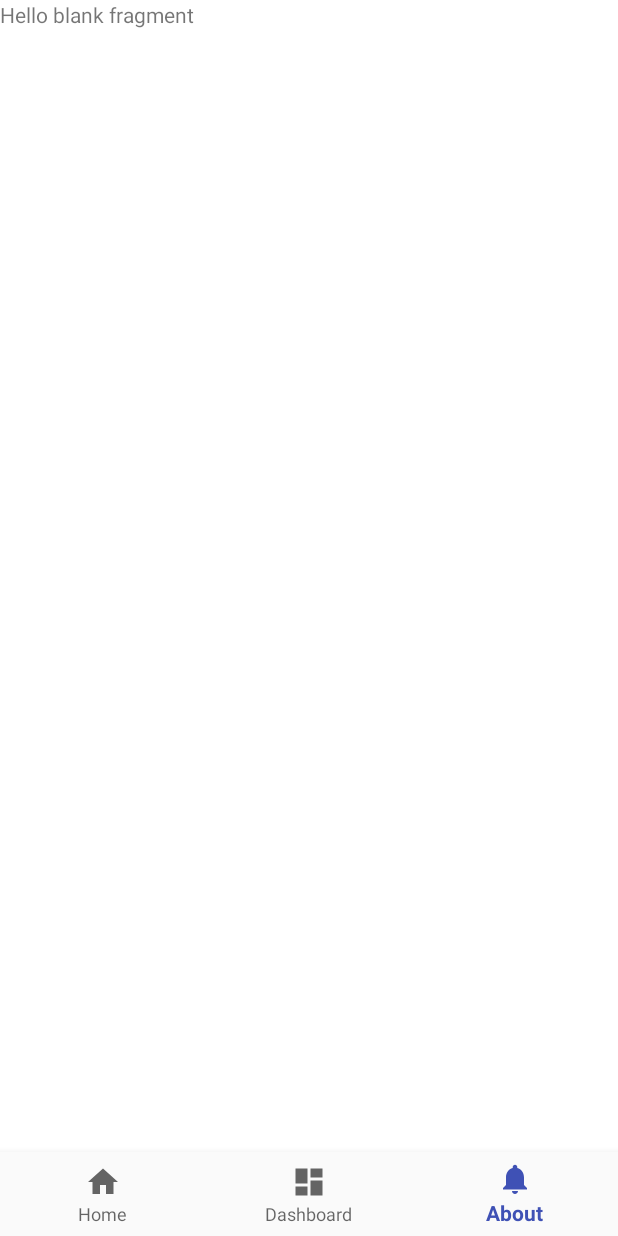
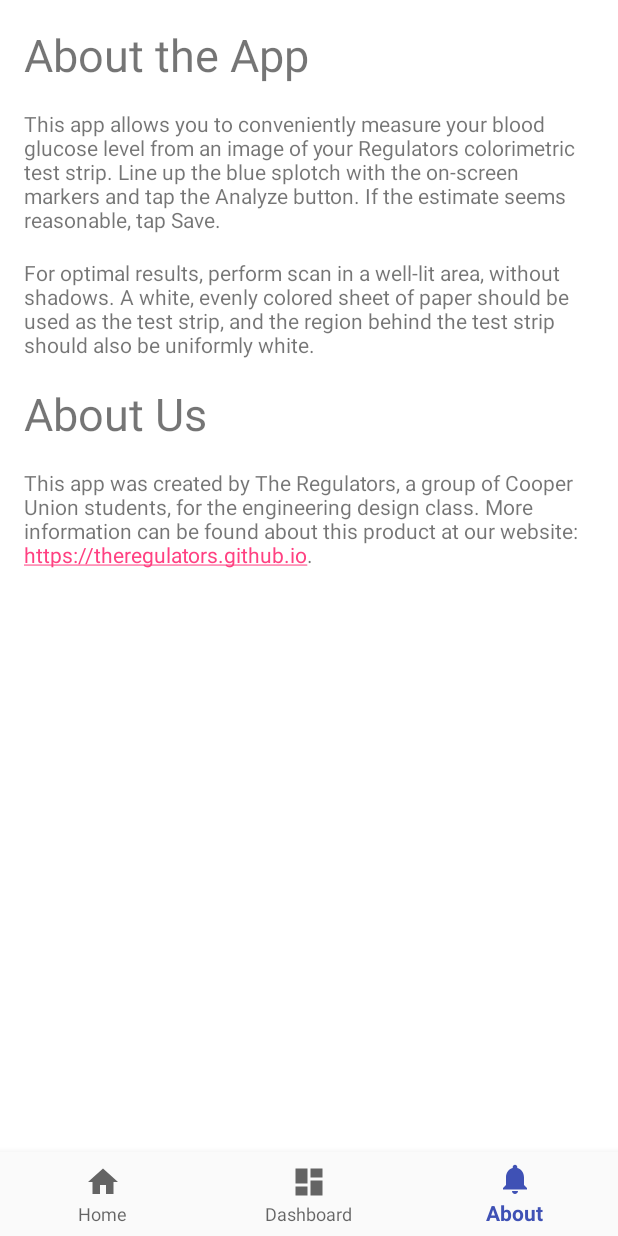
Before and after one commit to theregulators/regulators-android, an Android app: the screen it shows after launch (MainActivity), item 3 of the bottom bar chosen, on a phone screen of 412 x 824 dp. Run offline under Robolectric (Android 15) with nearby library versions, the phone set to English and light mode, and no system bars.

Commit message:
added about page

```diff
--- a/app/src/main/java/io/github/theregulators/theregulators/ScanFragment.java
+++ b/app/src/main/java/io/github/theregulators/theregulators/ScanFragment.java
@@ -77,6 +77,8 @@ public class ScanFragment extends Fragment {
   @Override
   public View onCreateView(LayoutInflater inflater, ViewGroup container,
                            Bundle savedInstanceState) {
+    // look at: https://stackoverflow.com/questions/13305861/fool-proof-way-to-handle-fragment-on-orientation-change
+
     final View view = inflater.inflate(R.layout.fragment_scan, container, false);
 
     view.setBackgroundColor(Color.WHITE);
--- a/app/src/main/res/layout/fragment_about.xml
+++ b/app/src/main/res/layout/fragment_about.xml
@@ -1,14 +1,96 @@
 <?xml version="1.0" encoding="utf-8"?>
 <FrameLayout xmlns:android="http://schemas.android.com/apk/res/android"
+    xmlns:app="http://schemas.android.com/apk/res-auto"
     xmlns:tools="http://schemas.android.com/tools"
     android:layout_width="match_parent"
     android:layout_height="match_parent"
     tools:context=".AboutFragment">
 
     <!-- TODO: Update blank fragment layout -->
-    <TextView
+    <android.support.constraint.ConstraintLayout
         android:layout_width="match_parent"
-        android:layout_height="match_parent"
-        android:text="@string/hello_blank_fragment" />
+        android:layout_height="match_parent">
+
+        <ScrollView
+            android:layout_width="0dp"
+            android:layout_height="0dp"
+            android:layout_marginBottom="8dp"
+            android:layout_marginEnd="8dp"
+            android:layout_marginStart="8dp"
+            android:layout_marginTop="8dp"
+            app:layout_constraintBottom_toBottomOf="parent"
+            app:layout_constraintEnd_toEndOf="parent"
+            app:layout_constraintStart_toStartOf="parent"
+            app:layout_constraintTop_toTopOf="parent">
+
+            <LinearLayout
+                android:layout_width="match_parent"
+                android:layout_height="wrap_content"
+                android:orientation="vertical">
+
+                <TextView
+                    android:id="@+id/textView3"
+                    android:layout_width="match_parent"
+                    android:layout_height="wrap_content"
+                    android:layout_marginBottom="8dp"
+                    android:layout_marginEnd="8dp"
+                    android:layout_marginStart="8dp"
+                    android:layout_marginTop="8dp"
+                    android:autoLink="web"
+                    android:text="@string/about_title"
+                    android:textSize="30sp" />
+
+                <TextView
+                    android:layout_width="match_parent"
+                    android:layout_height="wrap_content"
+                    android:layout_marginBottom="8dp"
+                    android:layout_marginEnd="8dp"
+                    android:layout_marginStart="8dp"
+                    android:layout_marginTop="8dp"
+                    android:text="@string/about_text"
+                    android:maxLines="1000"
+                    android:singleLine="false"
+                    app:layout_constraintBottom_toBottomOf="parent"
+                    app:layout_constraintEnd_toEndOf="parent"
+                    app:layout_constraintHorizontal_bias="0.0"
+                    app:layout_constraintStart_toStartOf="parent"
+                    app:layout_constraintTop_toTopOf="parent"
+                    app:layout_constraintVertical_bias="0.747" />
+
+                <TextView
+                    android:layout_marginBottom="8dp"
+                    android:layout_marginEnd="8dp"
+                    android:layout_marginStart="8dp"
+                    android:layout_marginTop="8dp"
+                    android:id="@+id/textView"
+                    android:layout_width="match_parent"
+                    android:layout_height="wrap_content"
+                    android:text="@string/about_text_2" />
+
+                <TextView
+                    android:id="@+id/textView3"
+                    android:layout_width="match_parent"
+                    android:layout_height="wrap_content"
+                    android:layout_marginBottom="8dp"
+                    android:layout_marginEnd="8dp"
+                    android:layout_marginStart="8dp"
+                    android:layout_marginTop="8dp"
+                    android:autoLink="web"
+                    android:text="@string/about_title_2"
+                    android:textSize="30sp" />
+
+                <TextView
+                    android:layout_marginBottom="8dp"
+                    android:layout_marginEnd="8dp"
+                    android:layout_marginStart="8dp"
+                    android:layout_marginTop="8dp"
+                    android:id="@+id/textView3"
+                    android:layout_width="match_parent"
+                    android:layout_height="wrap_content"
+                    android:autoLink="web"
+                    android:text="@string/about_text_3" />
+            </LinearLayout>
+        </ScrollView>
+    </android.support.constraint.ConstraintLayout>
 
 </FrameLayout>
--- a/app/src/main/res/values/strings.xml
+++ b/app/src/main/res/values/strings.xml
@@ -4,11 +4,14 @@
     <string name="title_dashboard">Dashboard</string>
     <string name="title_about">About</string>
     <string name="title_activity_about">About The Regulators Mobile App</string>
-    <string name="bgl_subtitle">Your Blood Glucose Level (mL)</string>
+    <string name="bgl_subtitle">Your Blood Glucose Level (g/dL)</string>
     <string name="emptyBglValue">---</string>
     <string name="analyzeButton_text">Analyze</string>
     <string name="saveButton_text">Save</string>
 
-    <!-- TODO: Remove or change this placeholder text -->
-    <string name="hello_blank_fragment">Hello blank fragment</string>
+    <string name="about_title">About the App</string>
+    <string name="about_title_2">About Us</string>
+    <string name="about_text">This app allows you to conveniently measure your blood glucose level from an image of your Regulators colorimetric test strip. Line up the blue splotch with the on-screen markers and tap the Analyze button. If the estimate seems reasonable, tap Save.</string>
+    <string name="about_text_2">For optimal results, perform scan in a well-lit area, without shadows. A white, evenly colored sheet of paper should be used as the test strip, and the region behind the test strip should also be uniformly white.</string>
+    <string name="about_text_3">This app was created by The Regulators, a group of Cooper Union students, for the engineering design class. More information can be found about this product at our website: https://theregulators.github.io.</string>
 </resources>
```
